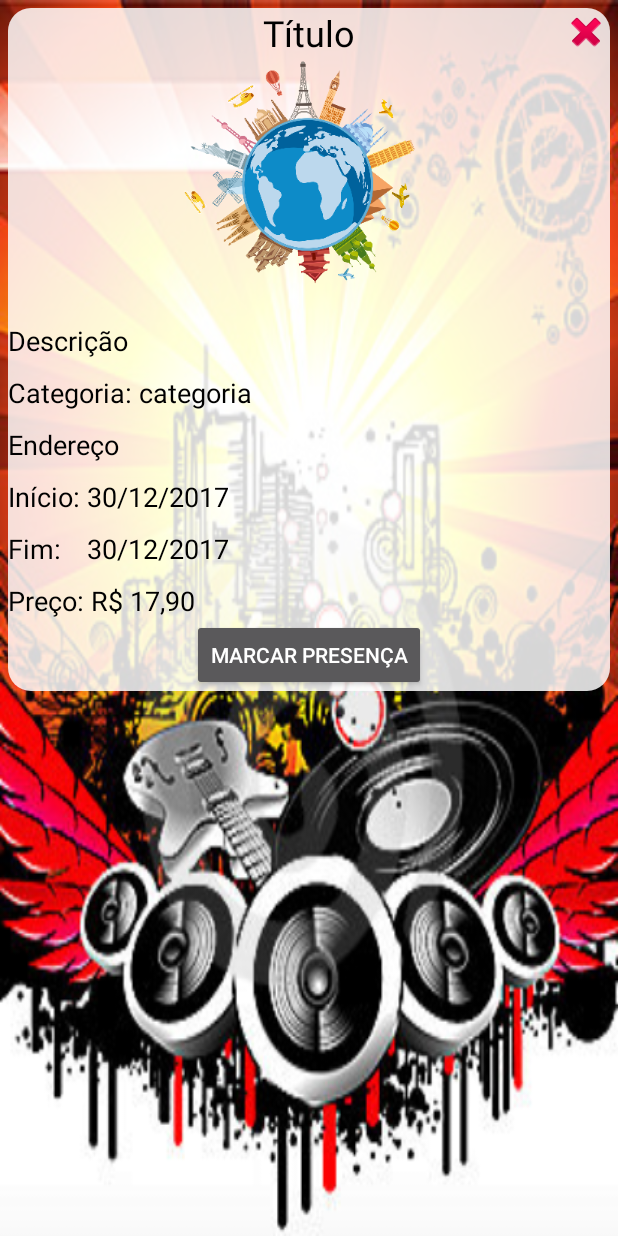
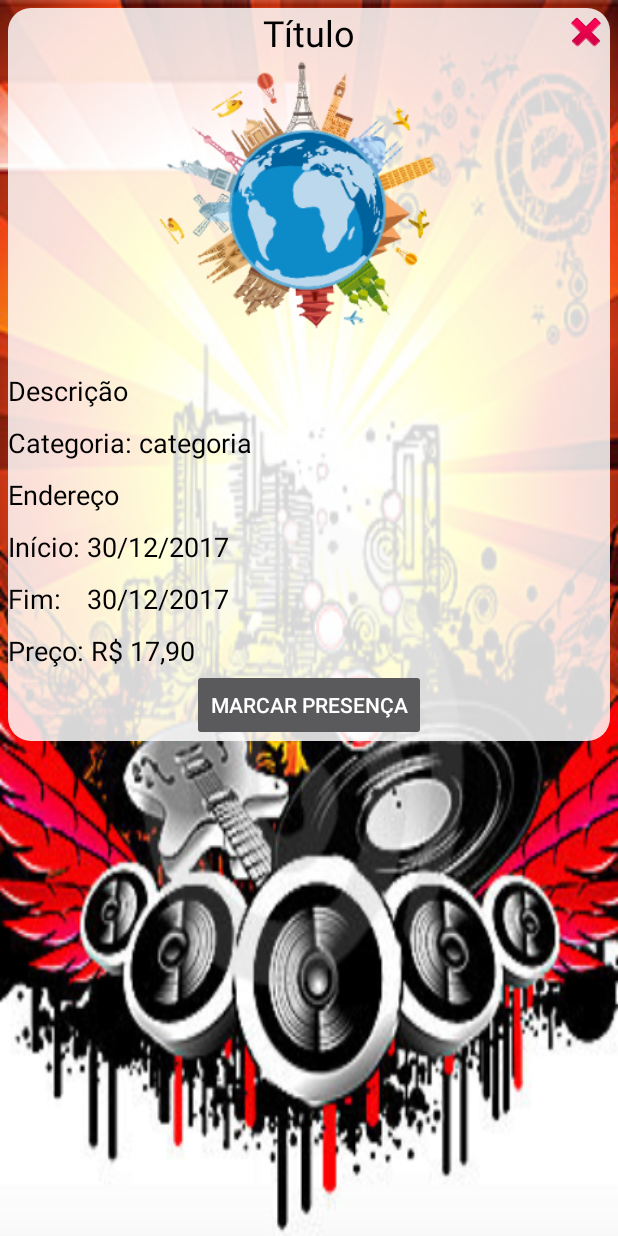
Before and after one commit to diogoflorencio/DiscoveryTrip, an Android app: the layout fragment_detalhes_evento.xml on its own in the app's theme, with its tools: preview values and no code run, on a phone screen of 412 x 824 dp. Run offline under Robolectric (Android 15) with nearby library versions, the phone set to English and light mode, and no system bars.

Commit message:
Ajeitando carregar foto e tela de detalhes de ponto turístico

```diff
--- a/app/src/main/AndroidManifest.xml
+++ b/app/src/main/AndroidManifest.xml
@@ -32,7 +32,9 @@
         android:icon="@mipmap/icon"
         android:label="@string/app_name"
         android:supportsRtl="true"
-        android:theme="@style/Theme.AppCompat">
+        android:theme="@style/Theme.AppCompat"
+        android:hardwareAccelerated="false"
+        android:largeHeap="true">
         <meta-data
             android:name="com.facebook.sdk.ApplicationId"
             android:value="@string/facebook_app_id" />
--- a/app/src/main/java/com/example/diogo/discoverytrip/Activities/HomeActivity.java
+++ b/app/src/main/java/com/example/diogo/discoverytrip/Activities/HomeActivity.java
@@ -196,7 +196,7 @@ public class HomeActivity extends AppCompatActivity
 
         if(currentScreen != R.id.nav_home){
             FragmentManager fragmentManager = getSupportFragmentManager();
-            fragmentManager.popBackStackImmediate();
+            fragmentManager.popBackStack();
             return;
         }
 
--- a/app/src/main/java/com/example/diogo/discoverytrip/Fragments/PontoTuristicoCadastroFragment.java
+++ b/app/src/main/java/com/example/diogo/discoverytrip/Fragments/PontoTuristicoCadastroFragment.java
@@ -391,6 +391,7 @@ public class PontoTuristicoCadastroFragment extends Fragment implements Location
             public void onFailure(Call<AttractionResponse> call, Throwable t) {
                 // Log error here since request failed
                 Toast.makeText(getContext(), "Erro ao se conectar com o servidor!", Toast.LENGTH_SHORT).show();
+                Log.e("Looger",t.toString());
                 dialog.dismiss();
             }
         });
--- a/app/src/main/java/com/example/diogo/discoverytrip/Util/ListAdapterPontosTuristicos.java
+++ b/app/src/main/java/com/example/diogo/discoverytrip/Util/ListAdapterPontosTuristicos.java
@@ -168,7 +168,7 @@ public class ListAdapterPontosTuristicos extends ArrayAdapter<Atracao>{
     private static void saveImageToInternalStorage(String imageName, Bitmap imagem, Context context){
 
         ByteArrayOutputStream stream = new ByteArrayOutputStream();
-        imagem.compress(Bitmap.CompressFormat.JPEG, 20, stream);
+        imagem.compress(Bitmap.CompressFormat.JPEG, 100, stream);
         byte[] byteArray = stream.toByteArray();
 
         try{
--- a/app/src/main/res/layout/fragment_detalhes_evento.xml
+++ b/app/src/main/res/layout/fragment_detalhes_evento.xml
@@ -40,7 +40,6 @@
                     android:layout_height="wrap_content"
                     android:layout_alignParentTop="true"
                     android:layout_centerHorizontal="true"
-                    android:elevation="1dp"
                     android:text="Título"
                     android:textColor="@android:color/background_dark"
                     android:textSize="24sp" />
@@ -48,11 +47,7 @@
                 <ImageView
                     android:id="@+id/detalhe_evento_img"
                     android:layout_width="match_parent"
-                    android:layout_height="wrap_content"
-                    android:layout_alignParentEnd="true"
-                    android:layout_alignParentLeft="true"
-                    android:layout_alignParentRight="true"
-                    android:layout_alignParentStart="true"
+                    android:layout_height="200dp"
                     android:layout_below="@+id/detalhe_evento_titulo"
                     app:srcCompat="@mipmap/icon" />
 
```
Also changed, not shown: app/src/main/java/com/example/diogo/discoverytrip/Fragments/DetalhesEventoFragment.java (+6 -7 lines), app/src/main/java/com/example/diogo/discoverytrip/Fragments/DetalhesPontoTuristicoFragment.java (+6 -2 lines).
